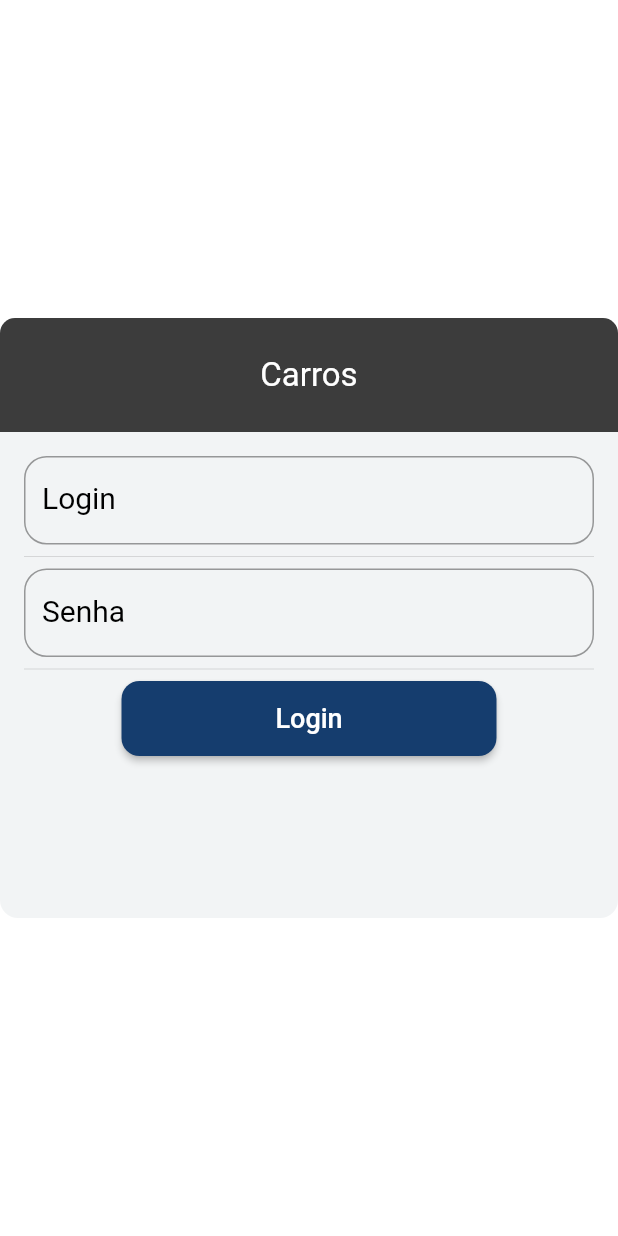
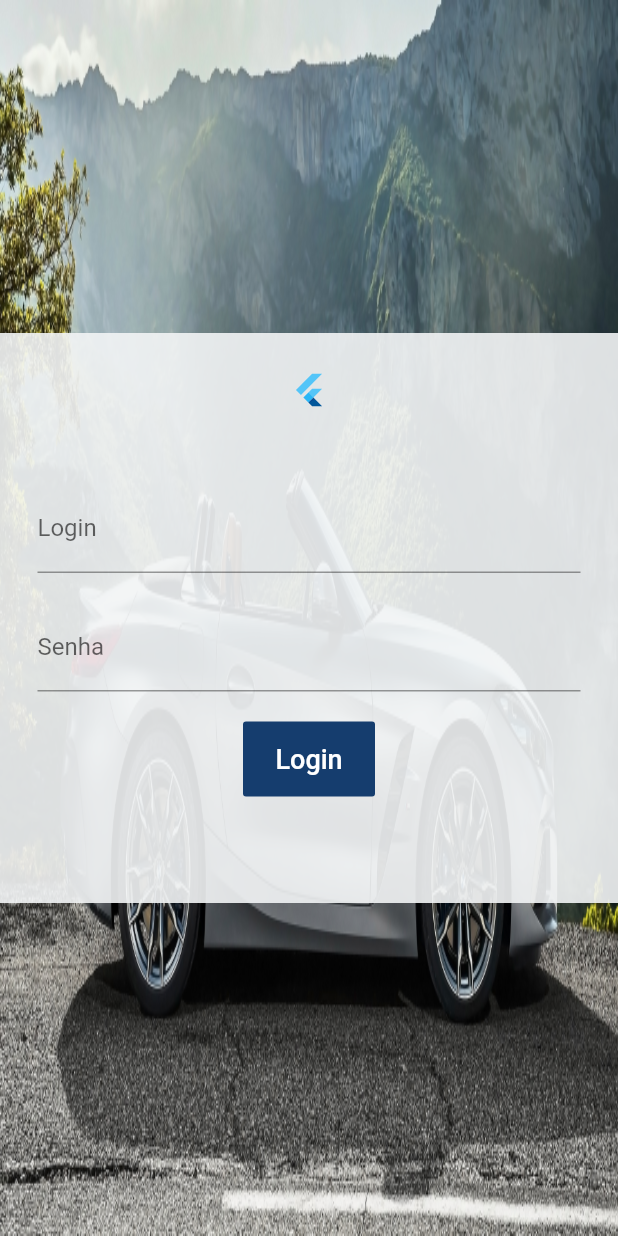
Before and after one commit to gustavomedeiross/programacao-web-unisul, a Flutter app: the screen it shows after launch, on a phone screen of 412 x 824 dp. Run offline on Flutter 3.47's test engine with Material 2 defaults, Android fonts, the phone set to English and light mode, and no system bars; our stand-ins replace flutter_masked_text, font_awesome_flutter, lottie; missing offline and left inert: dart:html.

Commit message:
Change application styles

```diff
--- a/flutter_web_aula/lib/pages/login.dart
+++ b/flutter_web_aula/lib/pages/login.dart
@@ -15,39 +15,30 @@ class _LoginPageState extends State<LoginPage> {
       body: Stack(
         fit: StackFit.expand,
         children: <Widget>[
-//          Image.asset(
-//            'assets/images/background.jpg',
-//            fit: BoxFit.fill,
-//            width: double.infinity,
-//          ),
+          Image.asset(
+            'assets/images/background.jpg',
+            fit: BoxFit.fill,
+            width: double.infinity,
+          ),
           Center(
             child: Container(
+//              width: MediaQuery.of(context).size.width * 0.3,
+//              height: MediaQuery.of(context).size.height * 0.5,
               width: 460,
-              height: 400,
+              height: 380,
               decoration: BoxDecoration(
-                color: Color.fromARGB(255, 242, 244, 245),
-                borderRadius: BorderRadius.circular(12),
+                color: Color.fromARGB(230, 242, 244, 245),
               ),
               child: Column(
                 children: <Widget>[
                   Container(
-                    decoration: BoxDecoration(
-                      color: Color.fromARGB(255, 60, 60, 60),
-                      borderRadius: BorderRadius.only(
-                        topLeft: Radius.circular(10),
-                        topRight: Radius.circular(10)
-                      ),
-                    ),
                     height: 76,
                     child: Center(
-                      child: Text(
-                        'Carros',
-                        style: TextStyle(color: Colors.white, fontSize: 22),
-                      ),
+                      child: FlutterLogo(),
                     ),
                   ),
                   Container(
-                    padding: EdgeInsets.all(16),
+                    padding: EdgeInsets.all(25),
                     child: LoginForm(),
                   ),
                 ],
--- a/flutter_web_aula/lib/pages/users.dart
+++ b/flutter_web_aula/lib/pages/users.dart
@@ -9,7 +9,7 @@ class _UsersPageState extends State<UsersPage> {
   @override
   Widget build(BuildContext context) {
     return Center(
-      child: Text("Users2"),
+      child: Text("User"),
     );
   }
 }
--- a/flutter_web_aula/lib/widgets/breadcrumb.dart
+++ b/flutter_web_aula/lib/widgets/breadcrumb.dart
@@ -40,10 +40,10 @@ class Breadcrumb extends StatelessWidget {
                   constraints: BoxConstraints.expand(width: 50),
                   child: Icon(
                     index == 0 ? FontAwesomeIcons.home : FontAwesomeIcons.chevronRight,
-                    color: Colors.blue,
+                    color: Colors.blueGrey,
                   ),
                 ),
-                Text(navigator.title, style: TextStyle(fontSize: 20, color: Colors.blue))
+                Text(navigator.title, style: TextStyle(fontSize: 20, color: Colors.blueGrey))
               ]
             ),
           );
--- /dev/null
+++ b/flutter_web_aula/lib/widgets/inputs/text_form_field.dart
@@ -0,0 +1,32 @@
+import 'package:flutter/material.dart';
+
+class CustomTextFormField extends StatelessWidget {
+  final String label;
+  final String hint;
+  final TextEditingController controller;
+  final Function(String) validator;
+  final bool obscureText;
+
+  CustomTextFormField({
+    this.label,
+    this.hint,
+    this.controller,
+    this.validator,
+    this.obscureText = false
+  });
+
+  @override
+  Widget build(BuildContext context) {
+    return TextFormField(
+      controller: controller,
+      validator: validator,
+      keyboardType: TextInputType.text,
+      obscureText: obscureText,
+      decoration: InputDecoration(
+//        border: OutlineInputBorder(),
+        labelText: label,
+        hintText: hint,
+      ),
+    );
+  }
+}
--- a/flutter_web_aula/lib/widgets/login_form.dart
+++ b/flutter_web_aula/lib/widgets/login_form.dart
@@ -4,10 +4,11 @@ import 'package:flutter/material.dart';
 import 'package:flutter_web_aula/home.dart';
 import 'package:flutter_web_aula/models/user.dart';
 import 'package:flutter_web_aula/nav.dart';
-import 'package:flutter_web_aula/pages/cars/car_list.dart';
+import 'package:flutter_web_aula/pages/cars/index.dart';
 import 'package:flutter_web_aula/repositories/login_repository.dart';
 import 'package:flutter_web_aula/utils/alert.dart';
 import 'package:flutter_web_aula/utils/api_response.dart';
+import 'package:flutter_web_aula/widgets/inputs/text_form_field.dart';
 
 class LoginForm extends StatefulWidget {
   @override
@@ -54,28 +55,11 @@ class _LoginFormState extends State<LoginForm> {
       if (user.isAdmin()) {
         push(context, HomePage(), replace: true);
       } else {
-        push(context, CarPage(), replace: true);
+        push(context, CarIndexPage(), replace: true);
       }
     } else {
       alert(context, response.message, 'Login');
     }
-  }
-
-
-  Widget _textFormField({ String label, String hint, TextEditingController controller, Function(String) validator, bool obscureText = false}) {
-    return TextFormField(
-      controller: controller,
-      validator: validator,
-      keyboardType: TextInputType.text,
-      obscureText: obscureText,
-      style: TextStyle(color: Colors.black),
-      decoration: InputDecoration(
-        border: OutlineInputBorder(borderRadius: BorderRadius.circular(15)),
-        labelText: label,
-        labelStyle: TextStyle(fontSize: 20, color: Colors.black),
-        hintText: hint,
-      ),
-    );
   }
 
   @override
@@ -84,15 +68,13 @@ class _LoginFormState extends State<LoginForm> {
       key: _formKey,
       child: Column(
         children: <Widget>[
-          _textFormField(label: 'Login', hint: 'Digite o login', controller: _login, validator: _loginValidator),
-          Divider(),
-          _textFormField(label: 'Senha', hint: 'Digite a senha', controller: _password, validator: _passwordValidator, obscureText: true),
-          Divider(),
+          CustomTextFormField(label: 'Login', hint: 'Digite o login', controller: _login, validator: _loginValidator),
+          SizedBox(height: 20,),
+          CustomTextFormField(label: 'Senha', hint: 'Digite a senha', controller: _password, validator: _passwordValidator, obscureText: true),
+          SizedBox(height: 20,),
           Container(
             height: 50,
-            width: 250,
-            child: RaisedButton(
-              shape: RoundedRectangleBorder(borderRadius: BorderRadius.circular(12)),
+            child: FlatButton(
               onPressed: _handleClick,
               color: Color.fromARGB(255, 21, 61, 110),
               child: Text(
--- a/flutter_web_aula/lib/widgets/menu.dart
+++ b/flutter_web_aula/lib/widgets/menu.dart
@@ -1,6 +1,6 @@
 import 'package:flutter_web_aula/app_model.dart';
 import 'package:flutter_web_aula/models/custom_navigator.dart';
-import 'package:flutter_web_aula/pages/cars/car_list.dart';
+import 'package:flutter_web_aula/pages/cars/index.dart';
 import 'package:flutter_web_aula/pages/default.dart';
 import 'package:flutter_web_aula/pages/users.dart';
 import 'package:flutter/material.dart';
@@ -27,7 +27,7 @@ class _MenuState extends State<Menu> {
   void initState() {
     super.initState();
     menus.add(ItemMenu("Home", FontAwesomeIcons.home, DefaultPage()));
-    menus.add(ItemMenu("Carros", FontAwesomeIcons.car, CarPage()));
+    menus.add(ItemMenu("Carros", FontAwesomeIcons.car, CarIndexPage()));
     menus.add(ItemMenu("Usuários", FontAwesomeIcons.user, UsersPage()));
   }
 
```
Also changed, not shown: flutter_web_aula/lib/pages/cars/create.dart (+5 -33 lines), flutter_web_aula/lib/pages/cars/index.dart (renamed from flutter_web_aula/lib/pages/cars/car_list.dart, +5 -5 lines), flutter_web_aula/lib/pages/cars/show.dart (renamed from flutter_web_aula/lib/pages/cars/car_detail.dart, +4 -4 lines), flutter_web_aula/lib/widgets/header.dart (+5 -8 lines).
